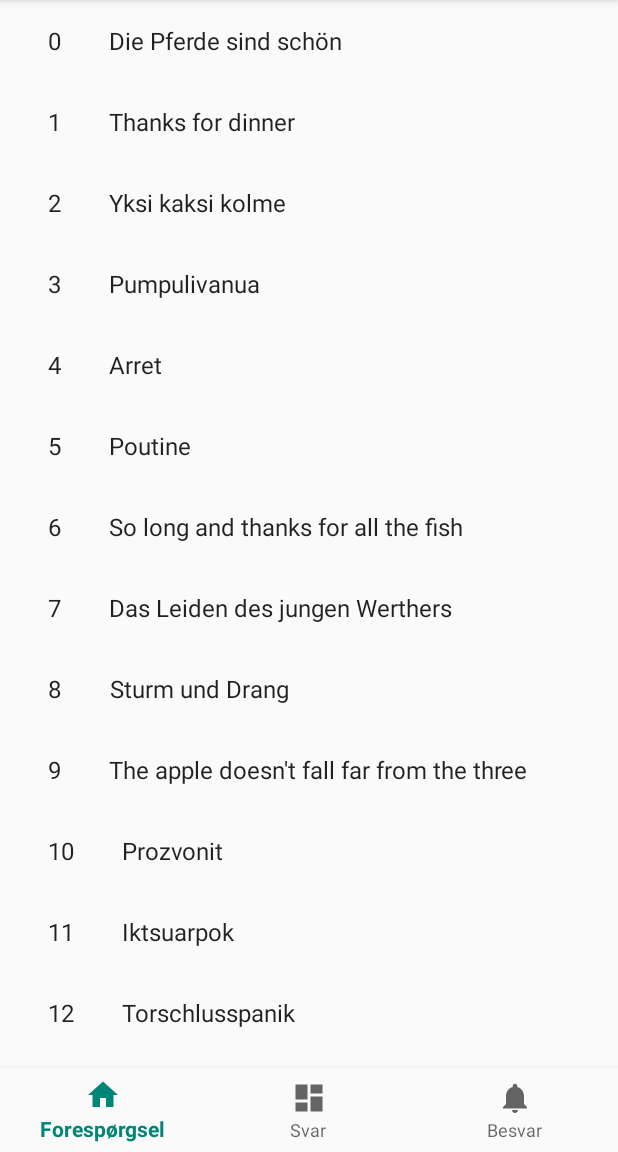
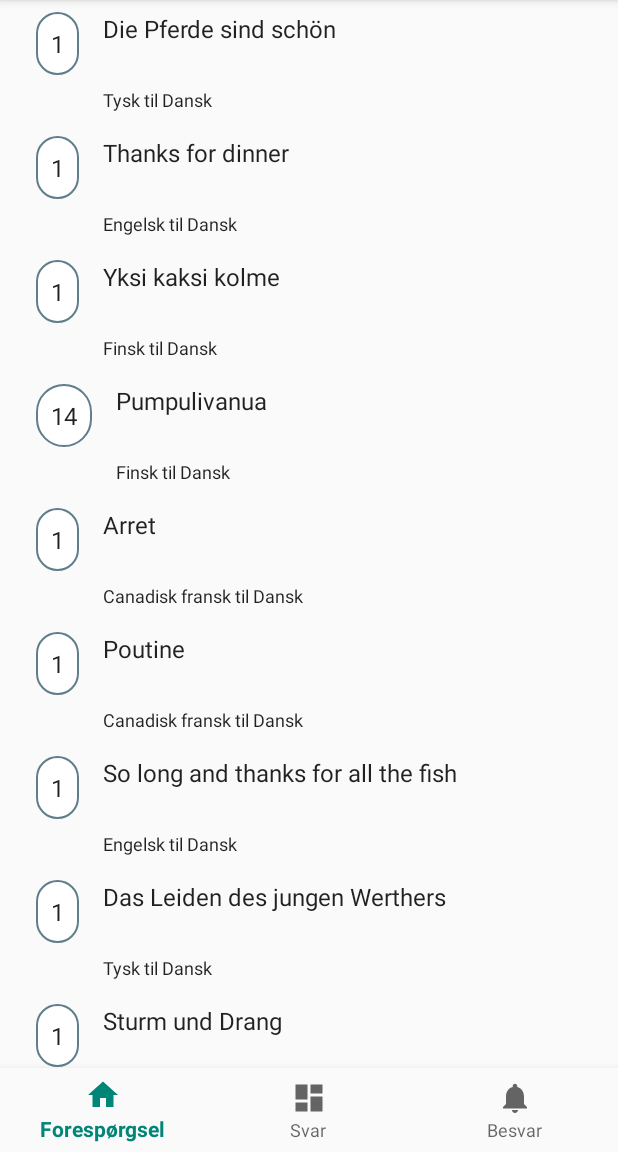
Before and after one commit to jesp209i/Ordsome.ordsomegram-ktx, an Android app: the AnswersFragment screen opened through its navigation route, on a phone screen of 412 x 824 dp, the part 84-1236 px from its top. Run offline under Robolectric (Android 15) with nearby library versions, the phone set to English and light mode, and no system bars; 1 statement that could not run was skipped.

Commit message:
everything wired internally. saves stuff to memory, basic navigation is working, dependency injection used for repo

```diff
--- a/app/src/main/java/dk/enmango/ordsomegram/services/RequestRepository.kt
+++ b/app/src/main/java/dk/enmango/ordsomegram/services/RequestRepository.kt
@@ -19,8 +19,8 @@ class RequestRepository {
     fun findById( id: String): Request?{
         return requestList.find{ request -> request.id == id }
     }
-    fun addAnswer(requestId: String, answer: Answer){
-        val request = findById(requestId)
+    fun addAnswer(answer: Answer){
+        val request = findById(answer.requestId)
         val answerCount = request?.answers?.size
         answer.id = answerCount.toString()
         request?.answers?.add(answer)
--- a/app/src/main/java/dk/enmango/ordsomegram/ui/AnswersFragment.kt
+++ b/app/src/main/java/dk/enmango/ordsomegram/ui/AnswersFragment.kt
@@ -41,7 +41,7 @@ class AnswersFragment : Fragment() {
         val view = inflater.inflate(R.layout.fragment_answers_list, container, false)
         if (view is RecyclerView) {
                 view.layoutManager = LinearLayoutManager(context)
-                view.adapter = AnswerListAdapter(list, listenerAnswer)
+                view.adapter = AnswerListAdapter(list, listenerAnswer, context!!)
         }
         return view
     }
--- a/app/src/main/java/dk/enmango/ordsomegram/ui/adapters/AnswerListAdapter.kt
+++ b/app/src/main/java/dk/enmango/ordsomegram/ui/adapters/AnswerListAdapter.kt
@@ -1,5 +1,6 @@
 package dk.enmango.ordsomegram.ui.adapters
 
+import android.content.Context
 import androidx.recyclerview.widget.RecyclerView
 import android.view.LayoutInflater
 import android.view.View
@@ -9,6 +10,7 @@ import dk.enmango.ordsomegram.R
 import dk.enmango.ordsomegram.model.Request
 import dk.enmango.ordsomegram.ui.AnswersFragment.OnAnswerListFragmentInteractionListener
 import kotlinx.android.synthetic.main.fragment_answers.view.*
+import kotlinx.android.synthetic.main.fragment_requestitem.view.*
 
 /**
  * [RecyclerView.Adapter] that can display a [DummyItem] and makes a call to the
@@ -17,7 +19,8 @@ import kotlinx.android.synthetic.main.fragment_answers.view.*
  */
 class AnswerListAdapter(
     private val mValues: List<Request>,
-    private val mListenerAnswer: OnAnswerListFragmentInteractionListener?
+    private val mListenerAnswer: OnAnswerListFragmentInteractionListener?,
+    private val appContext: Context
 ) : RecyclerView.Adapter<AnswerListAdapter.ViewHolder>() {
 
     private val mOnClickListener: View.OnClickListener
@@ -33,16 +36,17 @@ class AnswerListAdapter(
 
     override fun onCreateViewHolder(parent: ViewGroup, viewType: Int): ViewHolder {
         val view = LayoutInflater.from(parent.context)
-            .inflate(R.layout.fragment_answers, parent, false)
+            .inflate(R.layout.fragment_requestitem, parent, false)
         return ViewHolder(view)
     }
 
     override fun onBindViewHolder(holder: ViewHolder, position: Int) {
         val item = mValues[position]
-        holder.mIdView.text = item.id
-        holder.mContentView.text = item.textToTranslate
-
-        with(holder.mView) {
+        val srcLanToTgtLan = appContext.getString(R.string.lang_to_lang,item.languageOrigin,item.languageTarget)
+        holder.itemAnswers.text = item.answers.size.toString()
+        holder.itemOriginalText.text = item.textToTranslate
+        holder.itemSourceToTargetLanguage.text = srcLanToTgtLan
+        with(holder.itemView) {
             tag = item
             setOnClickListener(mOnClickListener)
         }
@@ -50,12 +54,13 @@ class AnswerListAdapter(
 
     override fun getItemCount(): Int = mValues.size
 
-    inner class ViewHolder(val mView: View) : RecyclerView.ViewHolder(mView) {
-        val mIdView: TextView = mView.item_number
-        val mContentView: TextView = mView.content
+    inner class ViewHolder(view: View) : RecyclerView.ViewHolder(view) {
+        val itemAnswers = view.no_of_answers
+        val itemOriginalText = view.original_text
+        val itemSourceToTargetLanguage = view.source_to_target_language_textview
+        override fun toString(): String {
+            return super.toString() + " '" + itemOriginalText + "'"
 
-        override fun toString(): String {
-            return super.toString() + " '" + mContentView.text + "'"
         }
     }
 }
--- a/app/src/main/res/layout/fragment_answers.xml
+++ b/app/src/main/res/layout/fragment_answers.xml
@@ -5,14 +5,8 @@
               android:orientation="horizontal">
 
     <TextView
-            android:id="@+id/item_number"
-            android:layout_width="wrap_content"
-            android:layout_height="wrap_content"
-            android:layout_margin="@dimen/text_margin"
-            android:textAppearance="?attr/textAppearanceListItem"/>
-
-    <TextView
             android:id="@+id/content"
+            android:text="hesten er pæn"
             android:layout_width="wrap_content"
             android:layout_height="wrap_content"
             android:layout_margin="@dimen/text_margin"
--- a/app/src/main/res/navigation/nav_graph.xml
+++ b/app/src/main/res/navigation/nav_graph.xml
@@ -21,7 +21,6 @@
     </fragment>
     <fragment android:id="@+id/answers_dest" android:name="dk.enmango.ordsomegram.ui.AnswersFragment"
               android:label="fragment_answers_list" tools:layout="@layout/fragment_answers_list">
-        <action android:id="@+id/action_answersFragment_to_requestAnswer_dest"
-                app:destination="@id/requestAnswer_dest"/>
+        <action android:id="@+id/action_to_req_answer" app:destination="@id/requestAnswer_dest"/>
     </fragment>
 </navigation>
--- a/app/src/main/res/values/strings.xml
+++ b/app/src/main/res/values/strings.xml
@@ -31,5 +31,6 @@
     <string name="srclang_to_tgtlang">Fransk til Dansk</string>
     <string name="placeholder_source_language">Fransk</string>
     <string name="placeholder_target_language">Dansk</string>
+    <string name="answered_no_of_answers">Antal oversættelser: %1$s</string>
 
 </resources>
```
Also changed, not shown: app/src/main/java/dk/enmango/ordsomegram/MainActivity.kt (+7 -1 lines), app/src/main/java/dk/enmango/ordsomegram/ui/RequestAnswerFragment.kt (+78 -27 lines), app/src/main/res/layout/fragment_request_answer.xml (+12 -3 lines).
